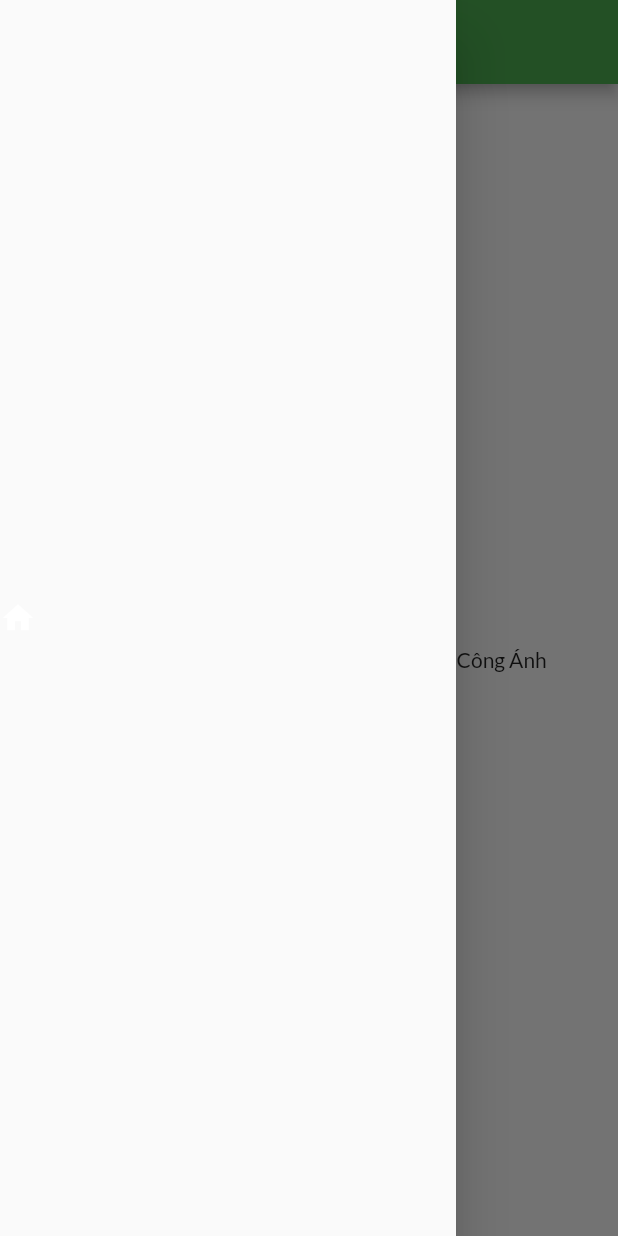
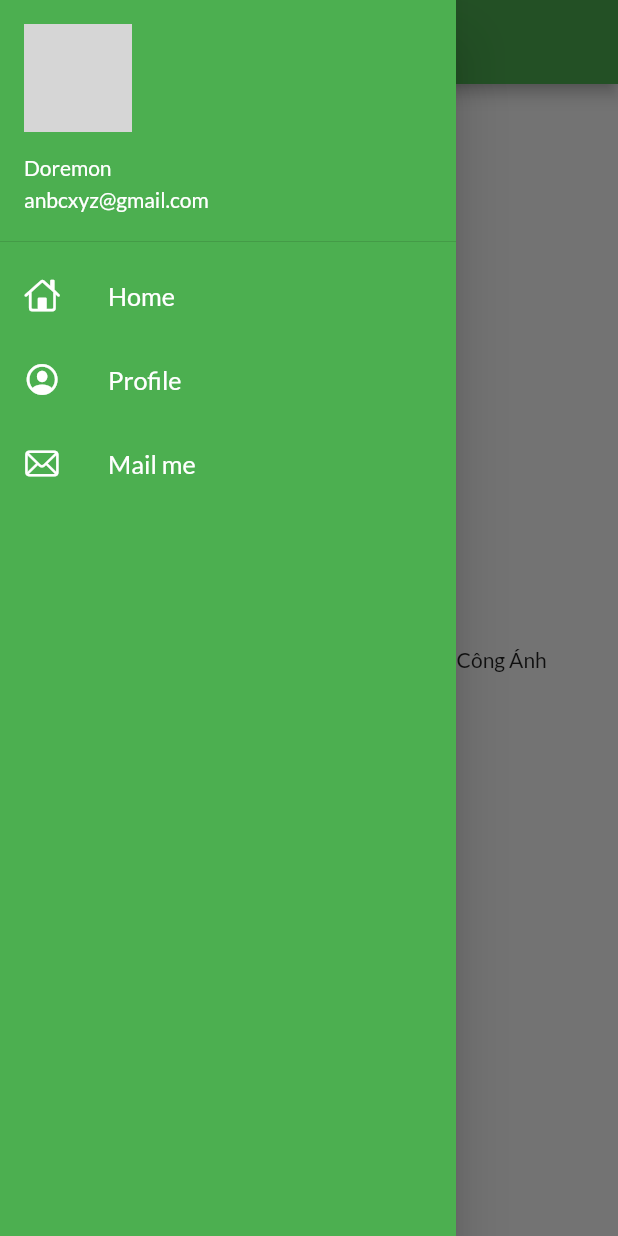
Before and after one commit to Skynetfer/flutter_catalog, a Flutter app: the HomePage screen opened by its route, with the side drawer open, on a phone screen of 412 x 824 dp. Run offline on Flutter 3.47's test engine with Material 2 defaults, Android fonts, the phone set to English and light mode, and no system bars; our stand-ins replace google_fonts; network calls fail; grey boxes are pictures that could not be loaded.

Commit message:
Drawer,ListView
Learn how to use Drawer and ListView

```diff
--- a/lib/main.dart
+++ b/lib/main.dart
@@ -22,7 +22,7 @@ class MyApp extends StatelessWidget {
       initialRoute: "/login",
       debugShowCheckedModeBanner: false,
       routes: {
-        "/": (context) => LoginPage(),
+        "/": (context) => HomePage(),
         MyRoutes.homeRoute: (context) => HomePage(),
         MyRoutes.loginRoute: (context) => LoginPage()
       },
--- a/lib/pages/home_page.dart
+++ b/lib/pages/home_page.dart
@@ -1,4 +1,5 @@
 import 'package:flutter/material.dart';
+import 'package:flutter_catalog/widgets/drawer.dart';
 
 class HomePage extends StatelessWidget {
   const HomePage({Key key}) : super(key: key);
@@ -19,18 +20,7 @@ class HomePage extends StatelessWidget {
               Text('Học Flutter trong $months tháng, tức $days ngày bởi $name'),
         ),
       ),
-      drawer: Drawer(
-        child: Row(
-          children: [
-            Container(
-              child: Icon(
-                Icons.home,
-                color: Colors.white,
-              ),
-            ),
-          ],
-        ),
-      ),
+      drawer: MyDrawer(),
     );
   }
 }
--- /dev/null
+++ b/lib/widgets/drawer.dart
@@ -0,0 +1,66 @@
+import 'package:flutter/cupertino.dart';
+import 'package:flutter/material.dart';
+
+class MyDrawer extends StatelessWidget {
+  const MyDrawer({Key key}) : super(key: key);
+
+  @override
+  Widget build(BuildContext context) {
+    final imageUrl =
+        "https://img3.thuthuatphanmem.vn/uploads/2019/10/10/anh-doremon-songoku_033146737.png";
+    return Drawer(
+      child: Container(
+        color: Colors.green,
+        child: ListView(
+          padding: EdgeInsets.zero,
+          children: [
+            DrawerHeader(
+              padding: EdgeInsets.zero,
+              child: UserAccountsDrawerHeader(
+                margin: EdgeInsets.zero,
+                accountName: Text("Doremon"),
+                accountEmail: Text("anbcxyz@gmail.com"),
+                currentAccountPicture: CircleAvatar(
+                  backgroundImage: NetworkImage(imageUrl),
+                ),
+              ),
+            ),
+            ListTile(
+              leading: Icon(
+                CupertinoIcons.home,
+                color: Colors.white,
+              ),
+              title: Text(
+                "Home",
+                textScaleFactor: 1.2,
+                style: TextStyle(color: Colors.white),
+              ),
+            ),
+            ListTile(
+              leading: Icon(
+                CupertinoIcons.profile_circled,
+                color: Colors.white,
+              ),
+              title: Text(
+                "Profile",
+                textScaleFactor: 1.2,
+                style: TextStyle(color: Colors.white),
+              ),
+            ),
+            ListTile(
+              leading: Icon(
+                CupertinoIcons.mail,
+                color: Colors.white,
+              ),
+              title: Text(
+                "Mail me",
+                textScaleFactor: 1.2,
+                style: TextStyle(color: Colors.white),
+              ),
+            )
+          ],
+        ),
+      ),
+    );
+  }
+}
```
Also changed, not shown: lib/pages/login_page.dart (+40 -13 lines).
